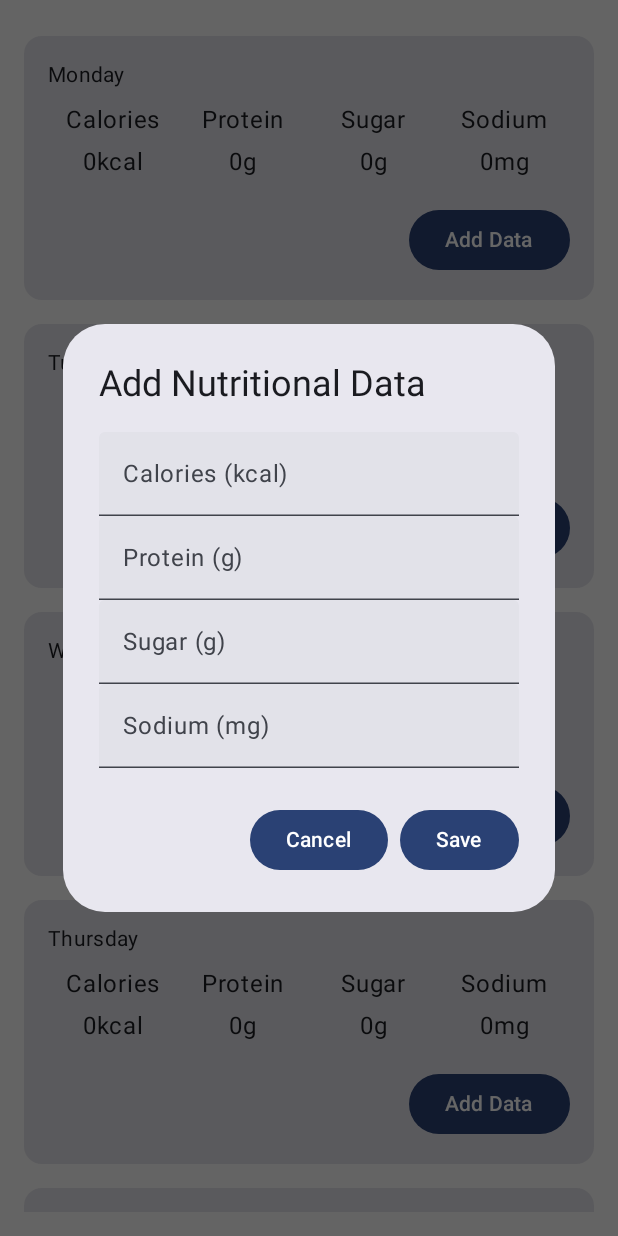
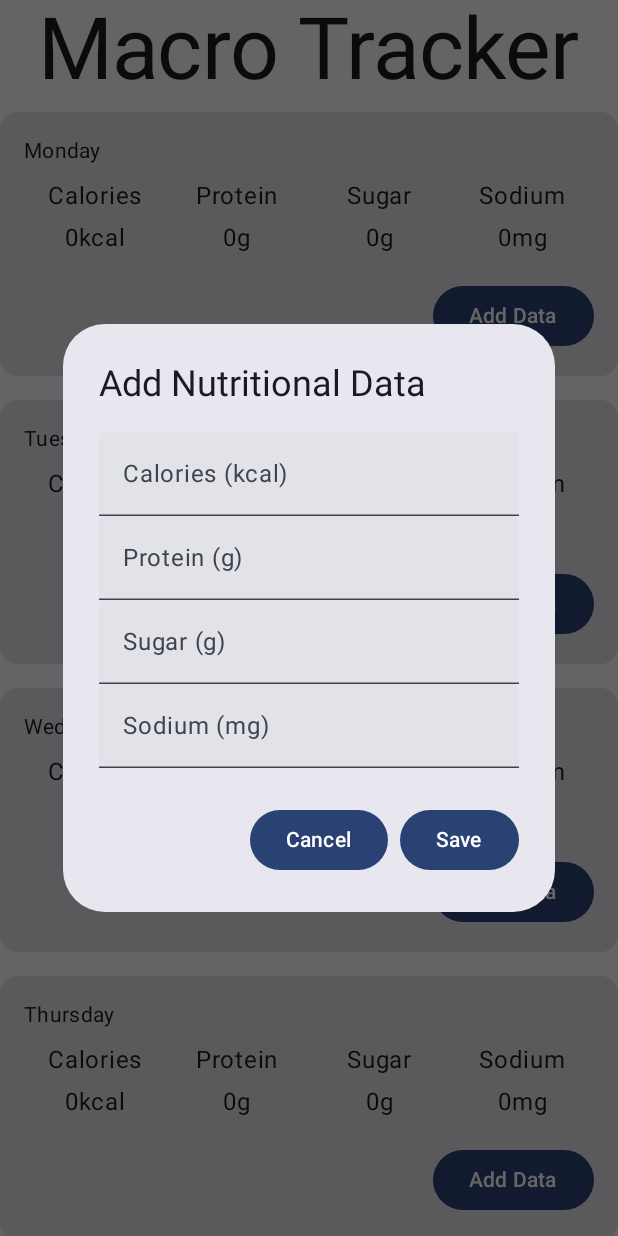
Before and after one commit to yjk01/MacroTrack, an Android app built with Jetpack Compose: the screen it shows after launch (MainActivity), after a tap on "Add Data", on a phone screen of 412 x 824 dp. Run offline under Robolectric (Android 15) with nearby library versions, the phone set to English and light mode, and no system bars.

Commit message:
added topbar

```diff
--- a/app/src/main/java/com/example/macrotrack/MainActivity.kt
+++ b/app/src/main/java/com/example/macrotrack/MainActivity.kt
@@ -22,13 +22,17 @@ import androidx.compose.foundation.text.KeyboardOptions
 import androidx.compose.material3.AlertDialog
 import androidx.compose.material3.Button
 import androidx.compose.material3.Card
+import androidx.compose.material3.CenterAlignedTopAppBar
+import androidx.compose.material3.ExperimentalMaterial3Api
 import androidx.compose.material3.MaterialTheme
+import androidx.compose.material3.Scaffold
 import androidx.compose.material3.Text
 import androidx.compose.material3.TextField
 import androidx.compose.runtime.*
 import androidx.compose.ui.Alignment
 import androidx.compose.ui.Modifier
 import androidx.compose.ui.res.painterResource
+import androidx.compose.ui.res.stringResource
 import androidx.compose.ui.semantics.Role.Companion.Image
 import androidx.compose.ui.text.input.KeyboardType
 import androidx.compose.ui.tooling.preview.Preview
@@ -56,10 +60,14 @@ fun MainScreen() {
     var selectedDay by remember { mutableStateOf("") }
     var nutritionDataList by remember { mutableStateOf(List(7) { NutritionData() }) }
 
+    Scaffold(
+        modifier = Modifier.fillMaxSize(),
+        topBar = { MacroTopAppBar() }
+    ) {paddingValues ->
     LazyColumn(
         modifier = Modifier
             .fillMaxSize()
-            .padding(16.dp)
+            .padding(paddingValues)
     ) {
         items(daysOfWeek.size) { index ->
             val day = daysOfWeek[index]
@@ -86,7 +94,7 @@ fun MainScreen() {
             }
         )
     }
-}
+}}
 
 @Composable
 fun DayCard(day: String, nutritionData: NutritionData, onAddDataClick: () -> Unit) {
@@ -220,5 +228,16 @@ fun AddDataDialog(onDismiss: () -> Unit, onSave: (Int, Int, Int, Int) -> Unit) {
     )
 }
 
-val daysOfWeek = listOf("Monday", "Tuesday", "Wednesday", "Thursday", "Friday", "Saturday", "Sunday")
-val foodImages = listOf(R.drawable.img_1, R.drawable.img_2)
+@Composable
+@OptIn(ExperimentalMaterial3Api::class)
+fun MacroTopAppBar(modifier: Modifier = Modifier) {
+    CenterAlignedTopAppBar(
+        title = {
+            Text(
+                text = stringResource(R.string.app_name), // Replace with your app name resource
+                style = MaterialTheme.typography.displayLarge,
+            )
+        },
+        modifier = modifier
+    )
+}
--- a/app/src/main/res/values/strings.xml
+++ b/app/src/main/res/values/strings.xml
@@ -1,3 +1,3 @@
 <resources>
-    <string name="app_name">MacroTrack</string>
+    <string name="app_name">Macro Tracker</string>
 </resources>
```
